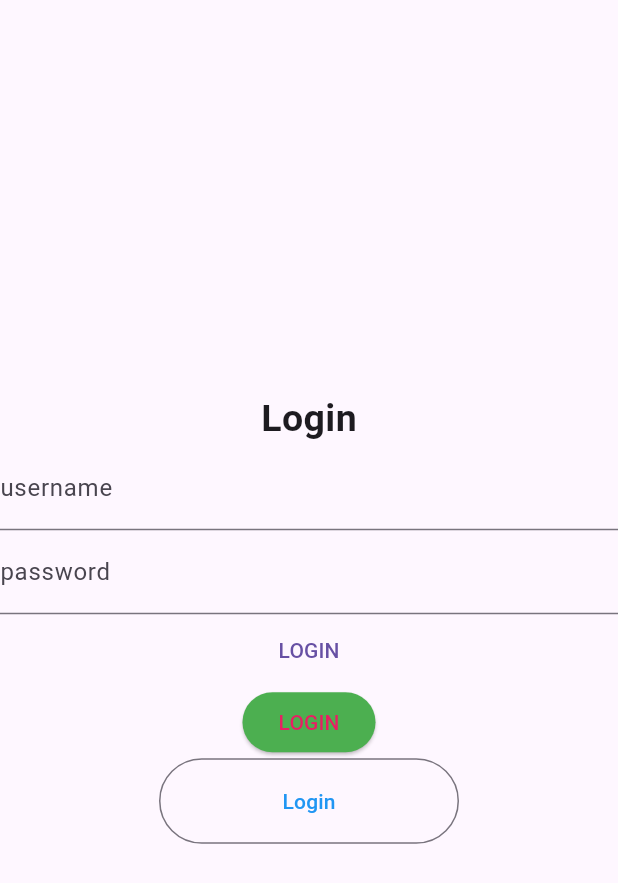
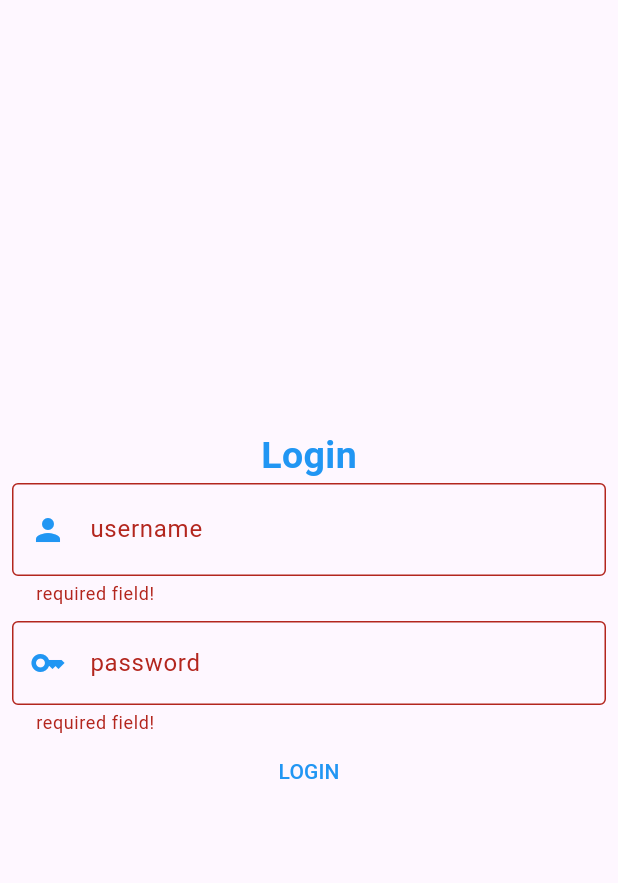
Before and after one commit to Swathi-krishna123/flutter-task2, a Flutter app: the screen it shows after launch, after a tap on "LOGIN", on a phone screen of 412 x 824 dp. Shown: the top 883 px of the screen. Run offline on Flutter 3.47's test engine with Material 3 defaults, Android fonts, the phone set to English and light mode, and no system bars.

Commit message:
loginscreen

```diff
--- a/lib/main.dart
+++ b/lib/main.dart
@@ -1,6 +1,5 @@
-
-
 import 'package:flutter/material.dart';
+import 'package:flutter_task2/views/loginscreen.dart';
 
 void main() {
   runApp(const MyApp());
@@ -11,6 +10,7 @@ class MyApp extends StatelessWidget {
 
   @override
   Widget build(BuildContext context) {
+
     return const MaterialApp(
       debugShowCheckedModeBanner: false,
       title: "login page",
@@ -18,51 +18,3 @@ class MyApp extends StatelessWidget {
     );
   }
 }
-
-class Login extends StatelessWidget {
-  const Login({super.key});
-
-  @override
-  Widget build(BuildContext context) {
-    return Scaffold(
-        body: Center(
-      child: Column(
-        mainAxisAlignment: MainAxisAlignment.center,
-        children: [
-          const Text(
-            "Login",
-            style: TextStyle(fontWeight: FontWeight.bold, fontSize: 25),
-          ),
-          const TextField(
-            decoration: InputDecoration(
-                labelText: "username", hintText: "enter your user name"),
-          ),
-          const TextField(
-            decoration: InputDecoration(
-                labelText: "password", hintText: "enter your password"),
-          ),
-          TextButton(
-            onPressed: () {},
-            child: const Text("LOGIN"),
-          ),
-          ElevatedButton(
-            style: const ButtonStyle(
-              foregroundColor: MaterialStatePropertyAll(Colors.pink),
-              backgroundColor: MaterialStatePropertyAll(Colors.green),
-            ),
-            onPressed: () {},
-            child: const Text("LOGIN"),
-          ),
-          OutlinedButton(
-            onPressed: () {},
-            style: ButtonStyle(
-              minimumSize: MaterialStateProperty.all(const Size(200, 57)),
-              foregroundColor: const MaterialStatePropertyAll(Colors.blue),
-            ),
-            child: const Text("Login"),
-          )
-        ],
-      ),
-    ));
-  }
-}
--- /dev/null
+++ b/lib/views/homepage.dart
@@ -0,0 +1,13 @@
+import 'package:flutter/material.dart';
+
+class Homepage extends StatelessWidget {
+  const Homepage ({super.key});
+
+  @override
+  Widget build(BuildContext context) {
+    return const Scaffold(
+      backgroundColor: Colors.white,
+      body: Center(child: Text("Welcome....",style: TextStyle(fontSize: 50,color: Colors.blue),)),
+    );
+  }
+}
--- /dev/null
+++ b/lib/views/loginscreen.dart
@@ -0,0 +1,104 @@
+import 'dart:developer';
+
+import 'package:flutter/material.dart';
+import 'package:flutter_task2/views/homepage.dart';
+
+class Login extends StatelessWidget {
+  const Login({super.key});
+
+  @override
+  Widget build(BuildContext context) {
+    GlobalKey<FormState> loginkey = GlobalKey<FormState>();
+    TextEditingController usernamecontroller = TextEditingController();
+    TextEditingController passwordcontroller = TextEditingController();
+
+    void login(String username, String password) {
+      if (username == "swathi" && password == 123) {
+        log("correct");
+        Navigator.of(context)
+            .push(MaterialPageRoute(builder: (context) => Homepage()));
+      } else {
+        ScaffoldMessenger.of(context).showSnackBar(SnackBar(
+          content: Text("incorrect username or password!"),
+          backgroundColor: Colors.grey,
+        ));
+        log("invalid username or password");
+      }
+    }
+
+    return Scaffold(
+        body: Center(
+      child: Padding(
+        padding: const EdgeInsets.all(8.0),
+        child: Form(
+          key: loginkey,
+          child: Column(
+            mainAxisAlignment: MainAxisAlignment.center,
+            children: [
+              const Text(
+                "Login",
+                style: TextStyle(
+                    fontWeight: FontWeight.bold,
+                    fontSize: 25,
+                    color: Colors.blue),
+              ),
+              TextFormField(
+
+                validator: (value) {
+                  if (value == null || value.isEmpty) {
+                    return "required field!";
+                  } else {
+                    return null;
+                  }
+                },
+                controller: usernamecontroller,
+                decoration: const InputDecoration(
+                  border: OutlineInputBorder(),
+                  labelText: "username",
+                  hintText: " enter your user name",
+                  hintStyle: TextStyle(fontStyle: FontStyle.italic, fontSize: 20),
+                  prefixIcon: Icon(
+                    Icons.person,
+                    color: Colors.blue,
+                  ),
+                ),
+              ),
+              SizedBox(height:10),
+              TextFormField(
+                obscureText: true,
+                validator: (value) {
+                  if (value == null || value.isEmpty) {
+                    return "required field!";
+                  } else {
+                    return null;
+                  }
+                },
+                controller: passwordcontroller,
+                decoration: const InputDecoration(
+                  border: OutlineInputBorder(),
+                    labelText: "password",
+                    hintText: "enter your password",
+                    prefixIcon: Icon(
+                      Icons.key,
+                      color: Colors.blue,
+                    )),
+              ),
+              TextButton(
+                onPressed: () {
+                  if (loginkey.currentState!.validate()) {
+                    login(usernamecontroller.text, passwordcontroller.text);
+                  }
+                },
+                child: const Text(
+                  "LOGIN",
+                  style: TextStyle(color: Colors.blue),
+                ),
+              ),
+
+            ],
+          ),
+        ),
+      ),
+    ));
+  }
+}
```
